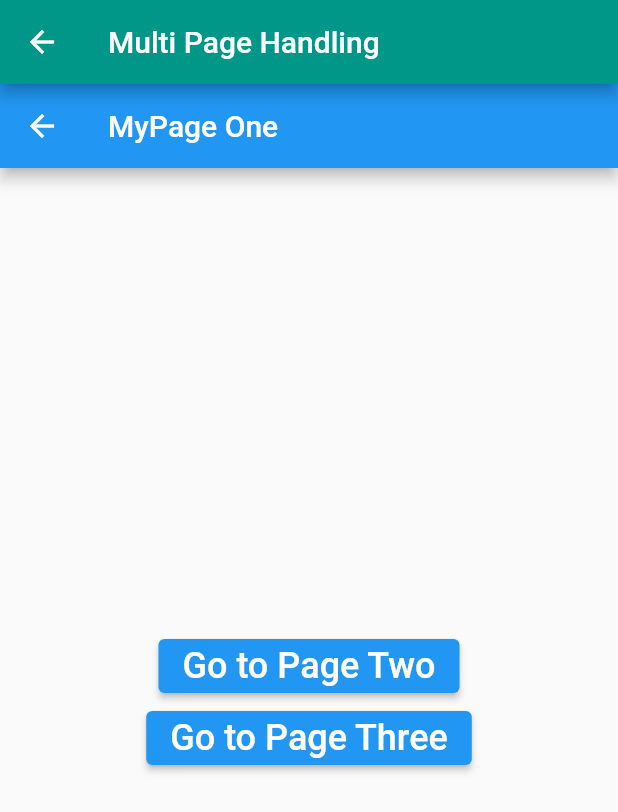
After one commit to e-brains/dart, a Flutter app: the MyMultiPage screen opened directly, on a phone screen of 412 x 824 dp. The commit adds this screen. Shown: the top 812 px of the screen. Run offline on Flutter 3.47's test engine with Material 2 defaults, Android fonts, the phone set to English and light mode, and no system bars; our stand-ins replace fluttertoast.

Commit message:
flutter_study07 426

```diff
--- a/lib/main.dart
+++ b/lib/main.dart
@@ -1,7 +1,8 @@
 
 import 'package:flutter/material.dart';
-import 'package:flutter_study07/my_app.dart';
+//import 'package:flutter_study07/my_app.dart';
+import 'package:flutter_study07/my_scaffoldmessenger.dart';
 
 void main() {
-  runApp(const MyApp());
+  runApp(const MyScaffoldMessengerApp());
 }
--- /dev/null
+++ b/lib/my_page_one.dart
@@ -0,0 +1,54 @@
+// my_page_one.dart
+// 첫번째 page
+import 'package:flutter/material.dart';
+
+class MyPageOne extends StatelessWidget {
+  const MyPageOne({Key? key}) : super(key: key);
+
+  @override
+  Widget build(BuildContext context) {
+    return Scaffold(
+      appBar: AppBar(
+        title: Text("MyPage One"),
+      ),
+      body: Center(
+        child: Column(
+          mainAxisAlignment: MainAxisAlignment.center,
+          children: [
+            // Page Two 로 이동
+            ElevatedButton(
+              style: ElevatedButton.styleFrom(
+                  primary: Colors.blue, // background color
+                  onPrimary: Colors.white // foreground color
+                  ),
+              onPressed: () {
+                // MaterialApp에서 페이지 맵을 정의했으니 호출해서 사용하는 곳은 아래와
+                // 키 값을 이용하여 이동하고자 하는 페이지를 넣어 준다.
+                Navigator.pushNamed(context, "/2");
+              },
+              child: const Text(
+                "Go to Page Two",
+                style: TextStyle(fontSize: 24.0),
+              ),
+            ),
+
+            // Page Three 로 이동
+            ElevatedButton(
+              style: ElevatedButton.styleFrom(
+                  primary: Colors.blue, // background color
+                  onPrimary: Colors.white // foreground color
+                  ),
+              onPressed: () {
+                Navigator.pushNamed(context, "/3");
+              },
+              child: const Text(
+                "Go to Page Three",
+                style: TextStyle(fontSize: 24.0),
+              ),
+            ),
+          ],
+        ),
+      ),
+    );
+  }
+}
--- /dev/null
+++ b/lib/study_multipage.dart
@@ -0,0 +1,20 @@
+// study_multipage.dart
+// Navigator를 이용한 여러개 화면 이동
+
+import 'package:flutter/material.dart';
+import 'package:flutter_study07/my_page_one.dart';
+
+class MyMultiPage extends StatelessWidget {
+  const MyMultiPage({Key? key}) : super(key: key);
+
+  @override
+  Widget build(BuildContext context) {
+    return Scaffold(
+      appBar: AppBar(
+        title: const Text("Multi Page Handling"),
+        backgroundColor: Colors.teal,
+      ),
+      body: const MyPageOne(), // Scaffold 하위에 클래스를 하나 더 둔다.
+    );
+  }
+}
--- a/lib/study_navigator.dart
+++ b/lib/study_navigator.dart
@@ -81,7 +81,7 @@ class MySecondPage extends StatelessWidget {
             // second page는 Navigator stack에서 pop하여 자기 자신을 제거하면 되기
             // 때문에 간단하다.
             // 여기서 firts page로 이동할 때는 second page로 이동하는 것이 아니라
-            // firts page 위에 쌓여 있던 second page를 제거함으로써 이동하는 효과를
+            // first page 위에 쌓여 있던 second page를 제거함으로써 이동하는 효과를
             // 내는 것이다.
             Navigator.pop(context);
           },
```
Also changed, not shown: lib/my_app.dart (+41 -1 lines), lib/my_page_three.dart (added, +31 -0 lines), lib/my_page_two.dart (added, +38 -0 lines), lib/my_scaffoldmessenger.dart (added, +155 -0 lines).
